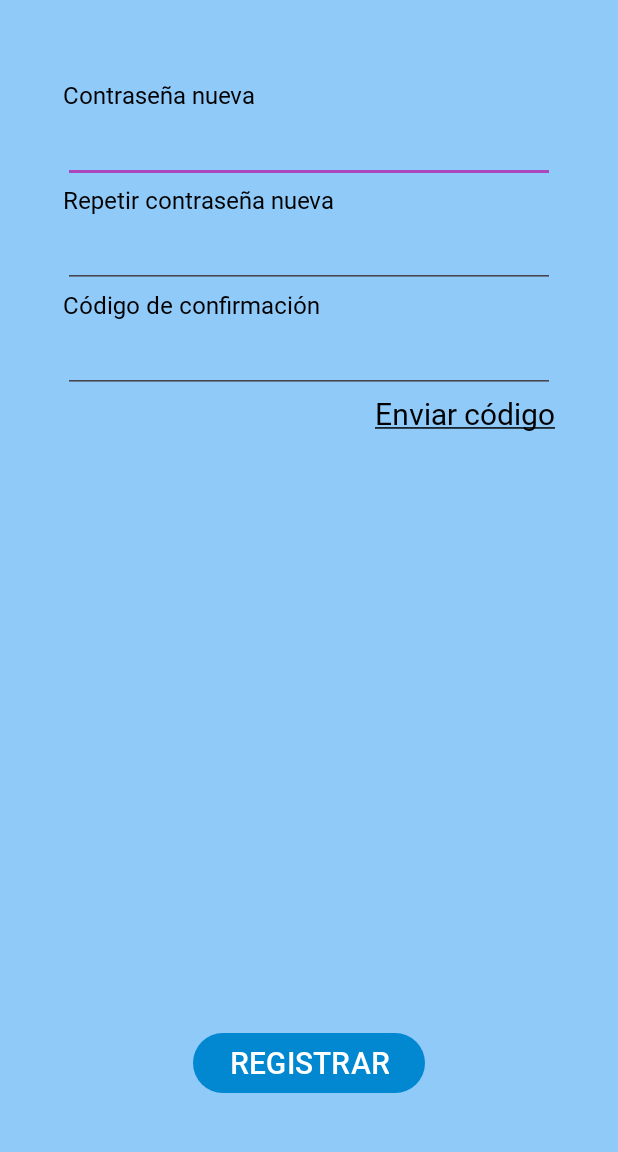
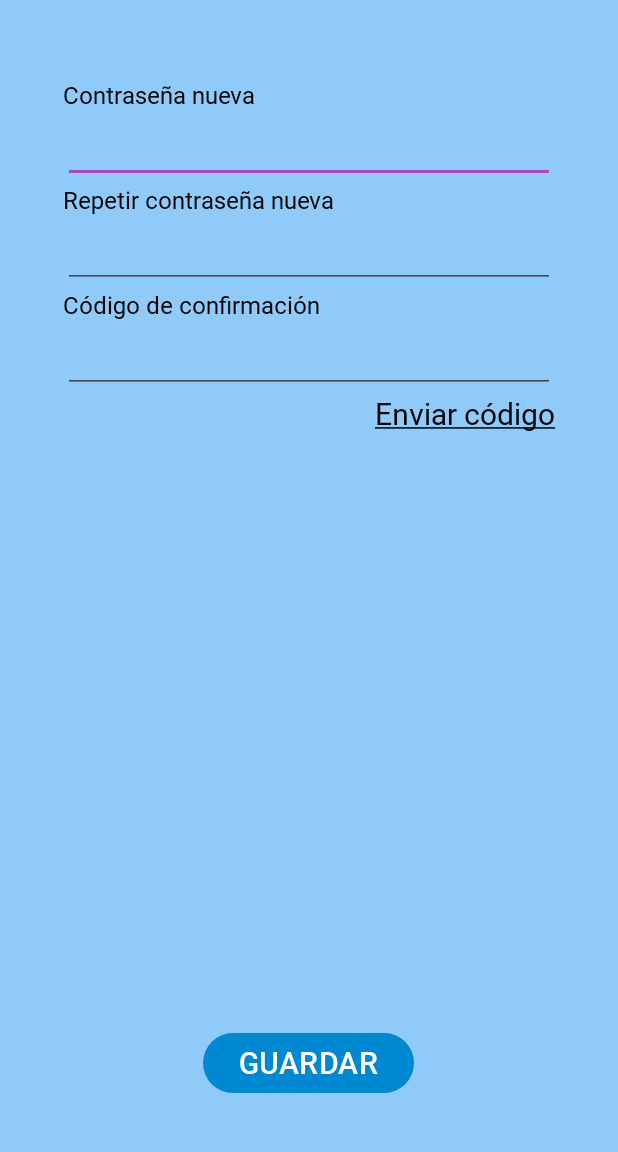
Before and after one commit to 2023-jinhaoChen/CasaCash, an Android app: the layout activity_new_password.xml on its own in the app's theme, with its tools: preview values and no code run, on a phone screen of 412 x 824 dp, the part 72-1224 px from its top. Run offline under Robolectric (Android 15) with nearby library versions, the phone set to English and light mode, and no system bars.

Commit message:
Fix small text issues

```diff
--- a/app/src/main/res/layout/activity_family.xml
+++ b/app/src/main/res/layout/activity_family.xml
@@ -63,7 +63,8 @@
             style="@style/textTitle"
             android:layout_width="match_parent"
             android:layout_height="wrap_content"
-            android:text="@string/textFamilyName"
+            android:text="@string/textFamilyNameInput"
+
             android:theme="@style/Theme.CasaCash" />
 
         <EditText
@@ -73,7 +74,7 @@
             android:layout_height="wrap_content"
             android:ems="10"
             android:inputType="text"
-            android:text="@string/textFamilyNameInput"
+            android:text="@string/textFamilyName"
             android:theme="@style/Theme.CasaCash" />
 
         <TextView
--- a/app/src/main/res/layout/activity_new_password.xml
+++ b/app/src/main/res/layout/activity_new_password.xml
@@ -143,7 +143,7 @@
             style="@style/textButton"
             android:layout_width="wrap_content"
             android:layout_height="wrap_content"
-            android:text="@string/textButtonRegister"
+            android:text="@string/textButtonSave"
             android:textAlignment="center"
             android:theme="@style/Theme.CasaCash" />
     </LinearLayout>
```
